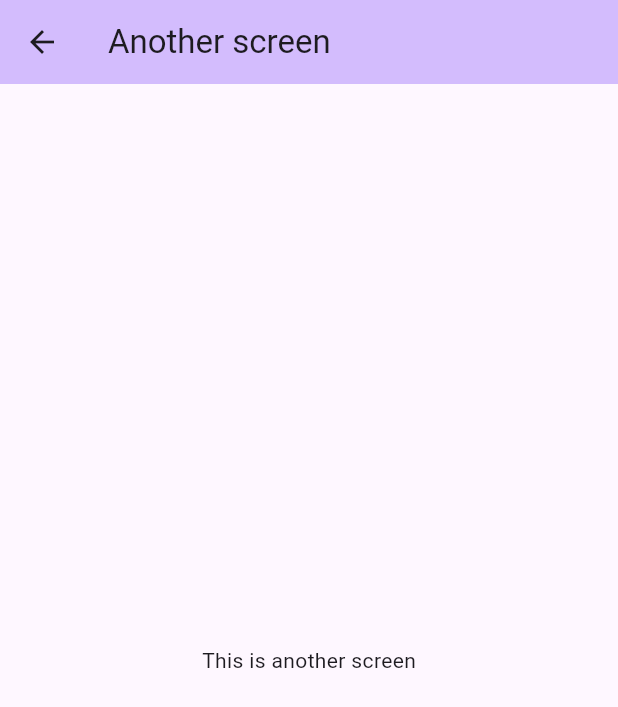
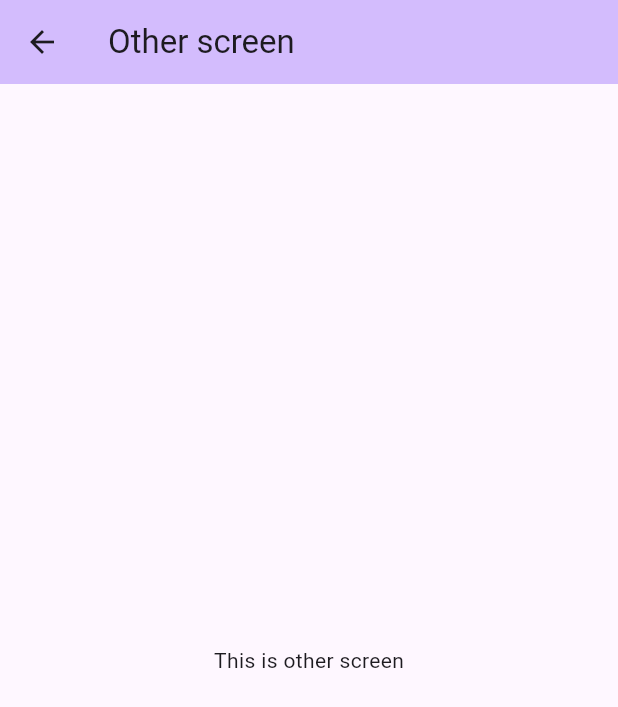
Before and after one commit to dubeyanant/pinned_shortcuts, a Flutter app: the screen it shows after launch, after a tap on "Click me", on a phone screen of 412 x 824 dp. Shown: the top 707 px of the screen. Run offline on Flutter 3.47's test engine with Material 3 defaults, Android fonts, the phone set to English and light mode, and no system bars.

Commit message:
feat: add support for multiple shortcuts

```diff
--- a/lib/home.dart
+++ b/lib/home.dart
@@ -1,7 +1,7 @@
 import 'package:flutter/material.dart';
 import 'package:flutter/services.dart';
 
-List<Object?> foo = [];
+Object? incomingScreenData;
 
 class NativeBridge {
   static const MethodChannel _channel = MethodChannel('com.example/native');
@@ -18,14 +18,21 @@ class NativeBridge {
 
   static void getNativeData(BuildContext context) async {
     await _channel.invokeMethod('getNativeData').then((value) {
-      for (int i = 0; i < value.length; i++) {
-        foo.add(value[i]);
+      incomingScreenData = value;
+      if (incomingScreenData != "") {
+        Widget? screenName;
+        switch (incomingScreenData) {
+          case "Other Screen":
+            screenName = const OtherScreen();
+          case "Another Screen":
+            screenName = const AnotherScreen();
         }
-      if (foo.isNotEmpty) {
+        if (screenName == null) return;
+
         Navigator.push(
           context,
           MaterialPageRoute(
-            builder: (context) => const AnotherScreen(),
+            builder: (context) => screenName!,
           ),
         );
       }
@@ -46,7 +53,41 @@ class HomeScreen extends StatelessWidget {
         title: const Text('My App'),
       ),
       body: Center(
-        child: GestureDetector(
+        child: Column(
+          mainAxisAlignment: MainAxisAlignment.center,
+          children: [
+            GestureDetector(
+              onTap: () {
+                Navigator.push(
+                  context,
+                  MaterialPageRoute(
+                    builder: (context) => const OtherScreen(),
+                  ),
+                );
+              },
+              onLongPress: () => NativeBridge.sendNativeData(
+                name: 'Other Screen',
+                imagePath: 'android/app/src/main/res/drawable/page.png',
+              ),
+              child: Container(
+                height: 48,
+                width: 120,
+                alignment: Alignment.center,
+                decoration: const BoxDecoration(
+                  color: Colors.red,
+                  borderRadius: BorderRadius.all(Radius.circular(24)),
+                  boxShadow: [
+                    BoxShadow(
+                      color: Colors.black26,
+                      offset: Offset(5, 5),
+                    )
+                  ],
+                ),
+                child: const Text('Click me'),
+              ),
+            ),
+            const SizedBox(height: 24),
+            GestureDetector(
               onTap: () {
                 Navigator.push(
                   context,
@@ -76,6 +117,8 @@ class HomeScreen extends StatelessWidget {
                 child: const Text('Click me'),
               ),
             ),
+          ],
+        ),
       ),
     );
   }
@@ -97,3 +140,20 @@ class AnotherScreen extends StatelessWidget {
     );
   }
 }
+
+class OtherScreen extends StatelessWidget {
+  const OtherScreen({super.key});
+
+  @override
+  Widget build(BuildContext context) {
+    return Scaffold(
+      appBar: AppBar(
+        backgroundColor: Theme.of(context).colorScheme.inversePrimary,
+        title: const Text('Other screen'),
+      ),
+      body: const Center(
+        child: Text('This is other screen'),
+      ),
+    );
+  }
+}
```
Also changed, not shown: 1 other file. Lines whose indentation alone changed are shown as unchanged.
